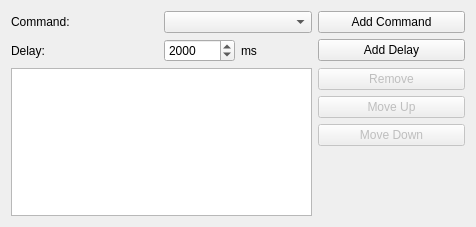
The window that plugins/Commands/Composite/createcompositecommandwidget.ui (KDE/simon) describes before a commit, drawn with Qt 5.
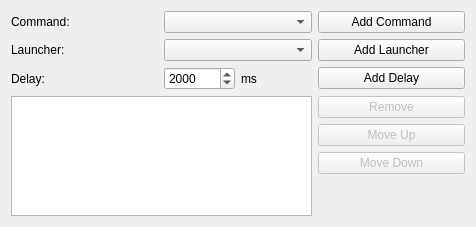
The same window after the commit. Custom widgets are drawn as their Qt base class.

Commit message: List and composite commands can now contain command launchers (show calculator, display desktopgrid, etc.) However, this makes composite / list commands even more ugly. Still no clean solution for commands containing commands...

What changed in the file:
```diff
--- a/plugins/Commands/Composite/createcompositecommandwidget.ui
+++ b/plugins/Commands/Composite/createcompositecommandwidget.ui
@@ -30,15 +30,15 @@
      </property>
     </widget>
    </item>
-   <item row="1" column="0" >
-    <widget class="QLabel" name="label_2" >
-     <property name="text" >
+   <item row="2" column="0">
+    <widget class="QLabel" name="label_2">
+     <property name="text">
       <string>Delay:</string>
      </property>
     </widget>
    </item>
-   <item row="1" column="1" >
-    <layout class="QHBoxLayout" name="horizontalLayout" >
+   <item row="2" column="1">
+    <layout class="QHBoxLayout" name="horizontalLayout">
      <item>
       <widget class="KIntSpinBox" name="sbDelay" >
        <property name="minimum" >
@@ -64,16 +64,16 @@
      </item>
     </layout>
    </item>
-   <item row="1" column="2" >
-    <widget class="QPushButton" name="pbAddDelay" >
-     <property name="text" >
+   <item row="2" column="2">
+    <widget class="QPushButton" name="pbAddDelay">
+     <property name="text">
       <string>Add Delay</string>
      </property>
     </widget>
    </item>
-   <item row="2" column="0" colspan="2" >
-    <widget class="QTableView" name="tvCommands" >
-     <property name="selectionMode" >
+   <item row="6" column="0" colspan="2">
+    <widget class="QTableView" name="tvCommands">
+     <property name="selectionMode">
       <enum>QAbstractItemView::SingleSelection</enum>
      </property>
      <property name="selectionBehavior" >
@@ -81,8 +81,8 @@
      </property>
     </widget>
    </item>
-   <item row="2" column="2" >
-    <layout class="QVBoxLayout" name="verticalLayout" >
+   <item row="6" column="2">
+    <layout class="QVBoxLayout" name="verticalLayout">
      <item>
       <widget class="QPushButton" name="pbRemove" >
        <property name="enabled" >
@@ -128,19 +128,36 @@
      </item>
     </layout>
    </item>
+   <item row="1" column="0">
+    <widget class="QLabel" name="label_4">
+     <property name="text">
+      <string>Launcher:</string>
+     </property>
+    </widget>
+   </item>
+   <item row="1" column="1">
+    <widget class="KComboBox" name="cbLaunchers"/>
+   </item>
+   <item row="1" column="2">
+    <widget class="QPushButton" name="pbAddLauncher">
+     <property name="text">
+      <string>Add Launcher</string>
+     </property>
+    </widget>
+   </item>
   </layout>
  </widget>
  <customwidgets>
-  <customwidget>
-   <class>KComboBox</class>
-   <extends>QComboBox</extends>
-   <header>kcombobox.h</header>
-  </customwidget>
   <customwidget>
    <class>KIntSpinBox</class>
    <extends>QSpinBox</extends>
    <header>knuminput.h</header>
   </customwidget>
+  <customwidget>
+   <class>KComboBox</class>
+   <extends>QComboBox</extends>
+   <header>kcombobox.h</header>
+  </customwidget>
  </customwidgets>
  <resources/>
  <connections/>
```
Left out of the diff: 67 changed lines with no effect on the pictures. The commit also changes 38 other files.
